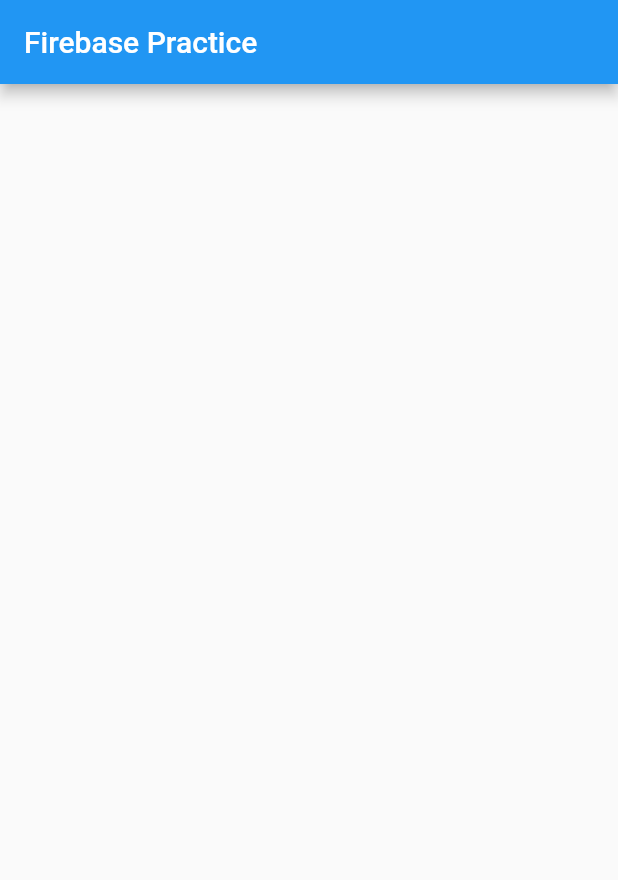
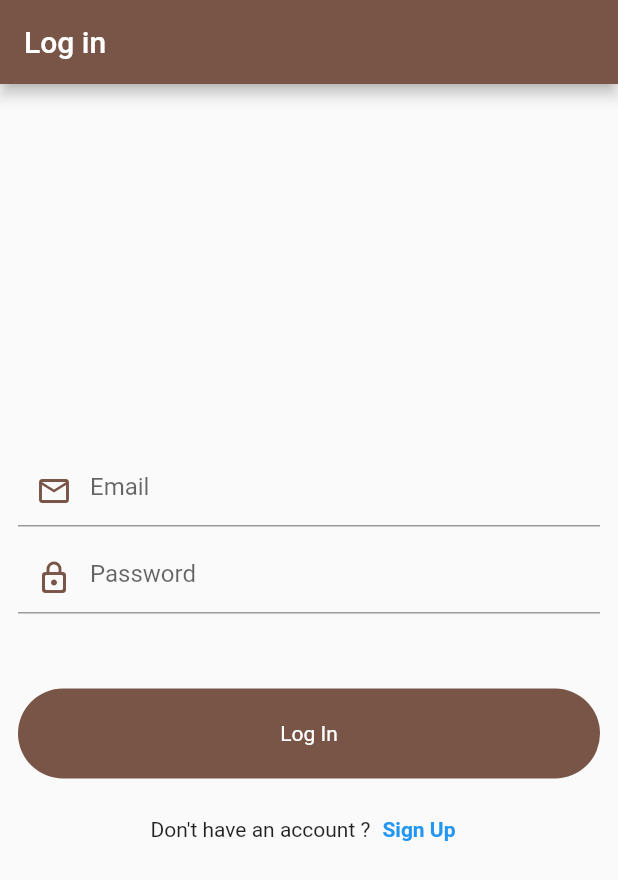
Before and after one commit to MuhammadMaaz9/Firebase-practice, a Flutter app: the screen it shows after launch, on a phone screen of 412 x 824 dp. Shown: the top 880 px of the screen. Run offline on Flutter 3.47's test engine with Material 2 defaults, Android fonts, the phone set to English and light mode, and no system bars; our stand-ins replace firebase_auth, firebase_core, fluttertoast; accounts and stored records are empty.

Commit message:
Authentication done

```diff
--- a/lib/authentication.dart
+++ /dev/null
@@ -1,17 +0,0 @@
-import 'package:flutter/material.dart';
-
-class Authentication extends StatelessWidget {
-  const Authentication({super.key});
-
-  @override
-  Widget build(BuildContext context) {
-    return Scaffold(
-      appBar: AppBar(
-        title: const Text('Firebase Practice'),
-      ),
-      body: Column(
-        children: [],
-      ),
-    );
-  }
-}
--- a/lib/main.dart
+++ b/lib/main.dart
@@ -1,7 +1,10 @@
-import 'package:firebase_practice/authentication.dart';
+import 'package:firebase_core/firebase_core.dart';
+import 'package:firebase_practice/views/splash_screen.dart';
 import 'package:flutter/material.dart';
 
-void main(List<String> args) {
+void main() async {
+  WidgetsFlutterBinding.ensureInitialized();
+  await Firebase.initializeApp();
   runApp(const Main());
 }
 
@@ -12,7 +15,7 @@ class Main extends StatelessWidget {
   Widget build(BuildContext context) {
     return const MaterialApp(
       debugShowCheckedModeBanner: false,
-      home: Authentication(),
+      home: SplashScreen(),
     );
   }
 }
--- /dev/null
+++ b/lib/views/login.dart
@@ -0,0 +1,118 @@
+import 'package:firebase_practice/views/signup.dart';
+import 'package:firebase_practice/widgets/round_button.dart';
+import 'package:flutter/material.dart';
+import 'package:flutter/services.dart';
+
+class Login extends StatefulWidget {
+  const Login({super.key});
+
+  @override
+  State<Login> createState() => _LoginState();
+}
+
+class _LoginState extends State<Login> {
+  final _formkey = GlobalKey<FormState>();
+  final emailcontroller = TextEditingController();
+  final passwordcontroller = TextEditingController();
+
+  @override
+  void dispose() {
+    super.dispose();
+    emailcontroller.dispose();
+    passwordcontroller.dispose();
+  }
+
+  @override
+  Widget build(BuildContext context) {
+    return WillPopScope(
+      onWillPop: () async {
+        await SystemNavigator.pop();
+        return true;
+      },
+      child: Scaffold(
+        appBar: AppBar(
+          backgroundColor: Colors.brown,
+          title: const Text('Log in'),
+        ),
+        body: Padding(
+          padding: const EdgeInsets.symmetric(horizontal: 12),
+          child: Column(
+            crossAxisAlignment: CrossAxisAlignment.center,
+            mainAxisAlignment: MainAxisAlignment.center,
+            children: [
+              Form(
+                key: _formkey,
+                child: Column(
+                  children: [
+                    TextFormField(
+                      controller: emailcontroller,
+                      decoration: const InputDecoration(
+                        prefixIcon: Icon(Icons.email_outlined),
+                        prefixIconColor: Colors.brown,
+                        hintText: 'Email',
+                      ),
+                      validator: (value) {
+                        if (value!.isEmpty) {
+                          return 'Enter email';
+                        }
+                        return null;
+                      },
+                    ),
+                    const SizedBox(
+                      height: 10,
+                    ),
+                    TextFormField(
+                      controller: passwordcontroller,
+                      obscureText: true,
+                      decoration: const InputDecoration(
+                        hintText: 'Password',
+                        prefixIcon: Icon(Icons.lock_outline_rounded),
+                        prefixIconColor: Colors.brown,
+                      ),
+                      validator: (value) {
+                        if (value!.isEmpty) {
+                          return 'Enter Password';
+                        }
+                        return null;
+                      },
+                    ),
+                  ],
+                ),
+              ),
+              const SizedBox(
+                height: 50,
+              ),
+              RoundButton(
+                title: 'Log In',
+                ontap: () {
+                  if (_formkey.currentState!.validate()) {}
+                },
+              ),
+              const SizedBox(
+                height: 10,
+              ),
+              Row(mainAxisAlignment: MainAxisAlignment.center, children: [
+                const Text(
+                  "Don't have an account ?",
+                ),
+                TextButton(
+                    onPressed: () {
+                      Navigator.push(
+                          context,
+                          MaterialPageRoute(
+                              builder: (context) => const SignUp()));
+                    },
+                    child: const Text(
+                      'Sign Up',
+                      style: TextStyle(
+                        fontWeight: FontWeight.bold,
+                      ),
+                    ))
+              ])
+            ],
+          ),
+        ),
+      ),
+    );
+  }
+}
--- /dev/null
+++ b/lib/widgets/round_button.dart
@@ -0,0 +1,37 @@
+import 'package:flutter/material.dart';
+
+class RoundButton extends StatelessWidget {
+  final String title;
+  final VoidCallback ontap;
+  final loading;
+  const RoundButton(
+      {super.key,
+      required this.title,
+      required this.ontap,
+      this.loading = false});
+
+  @override
+  Widget build(BuildContext context) {
+    return InkWell(
+      onTap: ontap,
+      child: Container(
+        height: 60,
+        decoration: BoxDecoration(
+          color: Colors.brown,
+          borderRadius: BorderRadius.circular(30),
+        ),
+        child: Center(
+          child: loading
+              ? const CircularProgressIndicator(
+                  color: Colors.white,
+                  strokeWidth: 3,
+                )
+              : Text(title,
+                  style: const TextStyle(
+                    color: Colors.white,
+                  )),
+        ),
+      ),
+    );
+  }
+}
```
Also changed, not shown: lib/services/splashscreen_services.dart (added, +13 -0 lines), lib/utils/utils.dart (added, +15 -0 lines), lib/views/signup.dart (added, +120 -0 lines), lib/views/splash_screen.dart (added, +28 -0 lines).
